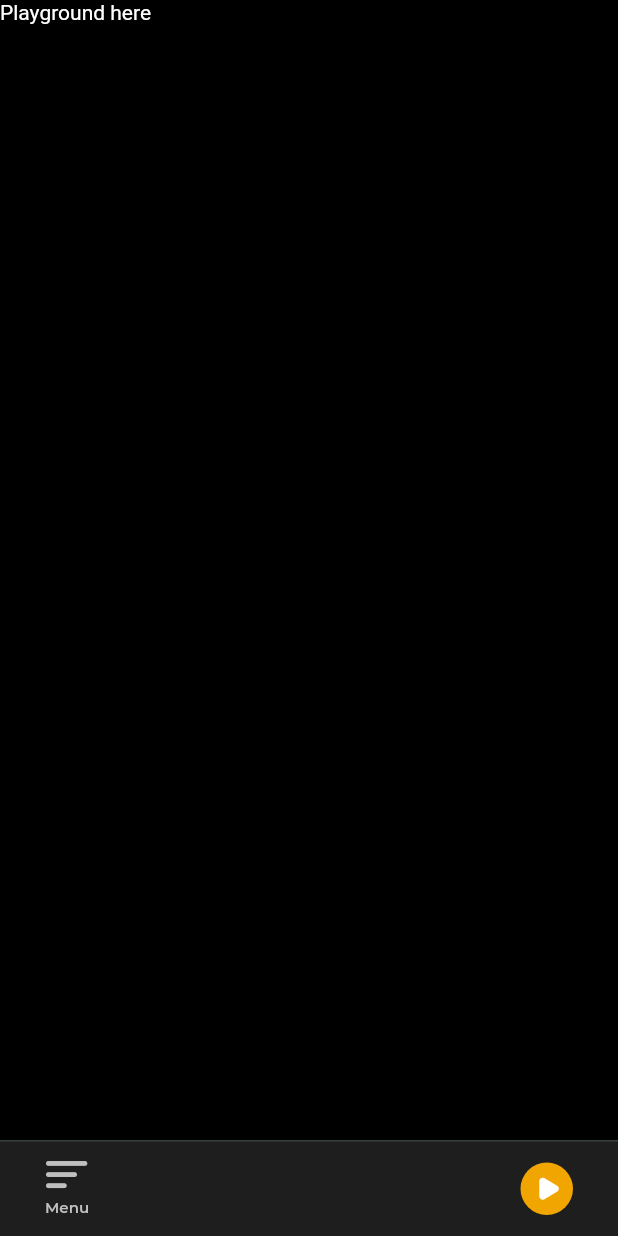
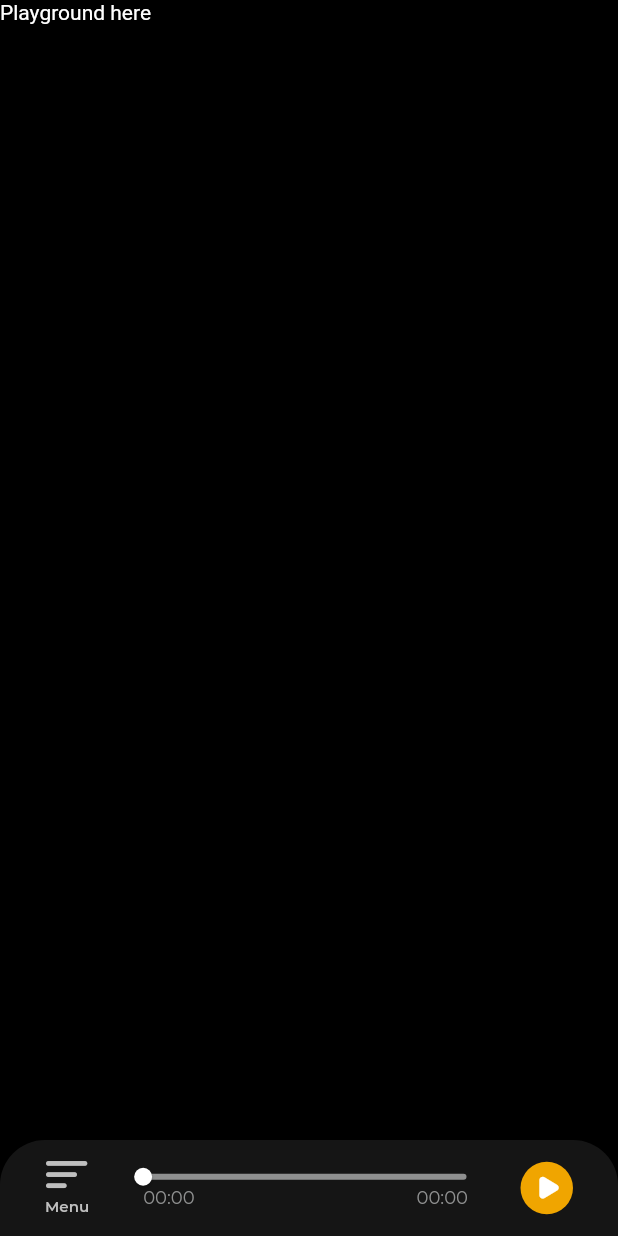
Before and after one commit to marcelscruz/groovr, a Flutter app: the screen it shows after launch, after a tap on "Menu", on a phone screen of 412 x 824 dp. Run offline on Flutter 3.47's test engine with Material 2 defaults, Android fonts, the phone set to English and light mode, and no system bars; drawn by our look-alikes of sliding_up_panel; our stand-ins replace audioplayers.

Commit message:
Add seek buttons and minor UI changes

```diff
--- a/lib/constants.dart
+++ b/lib/constants.dart
@@ -2,8 +2,10 @@ import 'package:flutter/material.dart';
 
 const kGrey1 = Color(0xFFBFBFBF);
 const kGrey2 = Color(0xFF8F9090);
-const kGreyBackground = Color(0xFF1E1E1E);
-const kGreyBorder = Color(0xFF394041);
+const kGreyBackground = Color(0xFF151515);
+// const kGreyBorder = Color(0xFF394041);
+const kGreyBorder = Color(0xFF1F1F1F);
+const kGreySeparator = Color(0xFF363838);
 const kYellow = Color(0xFFF0A500);
 const kWhite = Color(0xFFFFFFFF);
 const kBlack = Color(0xFF000000);
@@ -21,3 +23,10 @@ const kH3Left = TextStyle(
   fontFamily: 'Montserrat',
   fontSize: 10.0,
 );
+
+const kBody2 = TextStyle(
+  color: kGrey2,
+  fontWeight: FontWeight.w300,
+  fontFamily: 'Montserrat',
+  fontSize: 12.0,
+);
--- a/lib/main.dart
+++ b/lib/main.dart
@@ -2,13 +2,13 @@ import 'package:flutter/material.dart';
 import 'package:groovr/constants.dart';
 import 'package:groovr/widgets/menu.dart';
 import 'package:groovr/widgets/playground.dart';
+import 'widgets/bottom_navbar.dart';
 import 'package:sliding_up_panel/sliding_up_panel.dart';
-import 'widgets/bottom_navbar.dart';
 
 void main() => runApp(App());
 
 class App extends StatelessWidget {
-  final PanelController _panelController = new PanelController();
+  final PanelController _panelController = PanelController();
 
   @override
   Widget build(BuildContext context) {
@@ -27,17 +27,19 @@ class App extends StatelessWidget {
           body: SafeArea(
             child: SlidingUpPanel(
               controller: _panelController,
+              color: kBlack,
               isDraggable: false,
               minHeight: 64,
+              maxHeight: 350,
               panel: Column(
                 children: <Widget>[
-                  BottomNavBar(
-                    panelController: _panelController,
-                  ),
+                  BottomNavBar(panelController: _panelController),
                   Menu(),
                 ],
               ),
-              body: Playground(),
+              body: Playground(
+                panelController: _panelController,
+              ),
             ),
           ),
         ),
--- a/lib/widgets/bottom_navbar.dart
+++ b/lib/widgets/bottom_navbar.dart
@@ -1,12 +1,68 @@
 import 'package:flutter/material.dart';
 import 'package:groovr/constants.dart';
+import 'package:groovr/widgets/menu_button.dart';
+import 'package:groovr/widgets/play_pause_button.dart';
+import 'package:groovr/widgets/progress_slider.dart';
+import 'package:groovr/widgets/seek_buttons.dart';
 import 'package:sliding_up_panel/sliding_up_panel.dart';
-import 'package:groovr/presentation/custom_icons.dart';
+import 'package:audioplayers/audio_cache.dart';
+import 'package:audioplayers/audioplayers.dart';
 
-class BottomNavBar extends StatelessWidget {
+class BottomNavBar extends StatefulWidget {
   final PanelController panelController;
 
   BottomNavBar({@required this.panelController});
+
+  @override
+  _BottomNavBarState createState() => _BottomNavBarState();
+}
+
+class _BottomNavBarState extends State<BottomNavBar> {
+  AudioPlayer _player;
+  AudioPlayerState _playerState;
+  AudioCache _audioCache;
+
+  Duration _duration = Duration();
+  Duration _position = Duration();
+
+  @override
+  void initState() {
+    super.initState();
+    initPlayer();
+  }
+
+  void initPlayer() {
+    _player = AudioPlayer();
+    _audioCache = AudioCache(fixedPlayer: _player);
+
+    _player.onDurationChanged.listen((Duration d) {
+      setState(() => _duration = d);
+    });
+
+    _player.onAudioPositionChanged.listen((Duration p) {
+      setState(() => _position = p);
+    });
+
+    _player.onPlayerStateChanged.listen((AudioPlayerState s) {
+      setState(() => _playerState = s);
+    });
+  }
+
+  void _slideToSecond(int second) {
+    Duration newDuration = Duration(seconds: second);
+
+    setState(() {
+      _player.seek(newDuration);
+    });
+  }
+
+  void _seekToSecond(int second) {
+    Duration newDuration = Duration(seconds: second);
+
+    setState(() {
+      _player.seek(_position + newDuration);
+    });
+  }
 
   @override
   Widget build(BuildContext context) {
@@ -16,88 +72,34 @@ class BottomNavBar extends StatelessWidget {
         padding: EdgeInsets.symmetric(horizontal: 20),
         decoration: BoxDecoration(
           color: kGreyBackground,
-          border: Border(
-            top: BorderSide(
-              color: kGreyBorder,
-              width: 1,
-            ),
+          borderRadius: BorderRadius.only(
+            topLeft: Radius.circular(30),
+            topRight: Radius.circular(30),
           ),
+          // border: Border(
+          //   top: BorderSide(
+          //     color: kGreyBorder,
+          //     width: 1,
+          //   ),
+          // ),
         ),
         child: Row(
           mainAxisAlignment: MainAxisAlignment.spaceBetween,
           crossAxisAlignment: CrossAxisAlignment.stretch,
           children: <Widget>[
-            MenuButton(panelController: panelController),
-            PlayPauseButton()
-          ],
-        ),
-      ),
-    );
-  }
-}
-
-class PlayPauseButton extends StatelessWidget {
-  @override
-  Widget build(BuildContext context) {
-    return GestureDetector(
-      behavior: HitTestBehavior.opaque,
-      onTap: () {
-        print('hey');
-      },
-      child: Padding(
-        padding: EdgeInsets.symmetric(horizontal: 10),
-        child: Container(
-          decoration: BoxDecoration(
-            shape: BoxShape.circle,
-            color: kYellow,
-          ),
-          height: 37,
-          padding: EdgeInsets.all(10),
-          child: Transform.translate(
-            offset: Offset(2, 0),
-            child: Icon(
-              CustomIcons.play,
-              size: 15,
-              color: kWhite,
+            MenuButton(panelController: widget.panelController),
+            ProgressSlider(
+              position: _position,
+              duration: _duration,
+              slideToSecond: _slideToSecond,
             ),
-          ),
-        ),
-      ),
-    );
-  }
-}
-
-class MenuButton extends StatelessWidget {
-  const MenuButton({@required this.panelController});
-
-  final PanelController panelController;
-
-  @override
-  Widget build(BuildContext context) {
-    return GestureDetector(
-      behavior: HitTestBehavior.opaque,
-      onTap: () {
-        panelController.isPanelOpen
-            ? panelController.close()
-            : panelController.open();
-      },
-      child: Padding(
-        padding: EdgeInsets.symmetric(horizontal: 10),
-        child: Column(
-          mainAxisAlignment: MainAxisAlignment.center,
-          children: <Widget>[
-            Transform.translate(
-              offset: Offset(-5, 0),
-              child: Icon(
-                CustomIcons.menu,
-                size: 18,
-                color: kGrey1,
-              ),
+            SeekButtons(
+              seekToSecond: _seekToSecond,
             ),
-            SizedBox(height: 6),
-            Text(
-              'Menu',
-              style: kH3Left,
+            PlayPauseButton(
+              player: _player,
+              audioCache: _audioCache,
+              playerState: _playerState,
             ),
           ],
         ),
--- a/lib/widgets/menu.dart
+++ b/lib/widgets/menu.dart
@@ -1,8 +1,24 @@
 import 'package:flutter/material.dart';
+import 'package:groovr/constants.dart';
 
 class Menu extends StatelessWidget {
   @override
   Widget build(BuildContext context) {
-    return Text('Menu here');
+    return Expanded(
+      child: Container(
+        width: double.infinity,
+        padding: EdgeInsets.symmetric(horizontal: 20),
+        decoration: BoxDecoration(
+          color: kGreyBackground,
+          border: Border(
+            top: BorderSide(
+              color: kGreyBorder,
+              width: 1,
+            ),
+          ),
+        ),
+        child: Text('hey'),
+      ),
+    );
   }
 }
--- /dev/null
+++ b/lib/widgets/menu_button.dart
@@ -0,0 +1,43 @@
+import 'package:flutter/material.dart';
+import 'package:groovr/constants.dart';
+import 'package:groovr/presentation/custom_icons.dart';
+import 'package:sliding_up_panel/sliding_up_panel.dart';
+
+class MenuButton extends StatelessWidget {
+  const MenuButton({@required this.panelController});
+
+  final PanelController panelController;
+
+  @override
+  Widget build(BuildContext context) {
+    return GestureDetector(
+      behavior: HitTestBehavior.opaque,
+      onTap: () {
+        panelController.isPanelOpen
+            ? panelController.close()
+            : panelController.open();
+      },
+      child: Padding(
+        padding: EdgeInsets.symmetric(horizontal: 10),
+        child: Column(
+          mainAxisAlignment: MainAxisAlignment.center,
+          children: <Widget>[
+            Transform.translate(
+              offset: Offset(-5, 0),
+              child: Icon(
+                CustomIcons.menu,
+                size: 18,
+                color: kGrey1,
+              ),
+            ),
+            SizedBox(height: 6),
+            Text(
+              'Menu',
+              style: kH3Left,
+            ),
+          ],
+        ),
+      ),
+    );
+  }
+}
--- /dev/null
+++ b/lib/widgets/play_pause_button.dart
@@ -0,0 +1,65 @@
+import 'package:flutter/material.dart';
+import 'package:groovr/constants.dart';
+import 'package:groovr/presentation/custom_icons.dart';
+import 'package:audioplayers/audio_cache.dart';
+import 'package:audioplayers/audioplayers.dart';
+
+class PlayPauseButton extends StatelessWidget {
+  final AudioPlayer player;
+  final AudioCache audioCache;
+  final AudioPlayerState playerState;
+
+  PlayPauseButton({
+    @required this.player,
+    @required this.audioCache,
+    @required this.playerState,
+  });
+
+  Transform renderIcon() {
+    if (playerState == AudioPlayerState.PLAYING) {
+      return Transform.translate(
+        offset: Offset(1, 0),
+        child: Icon(
+          CustomIcons.pause,
+          size: 15,
+          color: kWhite,
+        ),
+      );
+    } else {
+      return Transform.translate(
+        offset: Offset(2, 0),
+        child: Icon(
+          CustomIcons.play,
+          size: 15,
+          color: kWhite,
+        ),
+      );
+    }
+  }
+
+  @override
+  Widget build(BuildContext context) {
+    return GestureDetector(
+      behavior: HitTestBehavior.opaque,
+      onTap: () {
+        if (playerState == AudioPlayerState.PLAYING) {
+          player.pause();
+        } else {
+          audioCache.play('blues-a-major.mp3');
+        }
+      },
+      child: Padding(
+        padding: EdgeInsets.symmetric(horizontal: 10),
+        child: Container(
+          decoration: BoxDecoration(
+            shape: BoxShape.circle,
+            color: kYellow,
+          ),
+          height: 37,
+          padding: EdgeInsets.all(10),
+          child: renderIcon(),
+        ),
+      ),
+    );
+  }
+}
--- a/lib/widgets/playground.dart
+++ b/lib/widgets/playground.dart
@@ -1,10 +1,22 @@
 import 'package:flutter/material.dart';
 import 'package:groovr/constants.dart';
+import 'package:sliding_up_panel/sliding_up_panel.dart';
 
 class Playground extends StatelessWidget {
+  final PanelController panelController;
+
+  Playground({@required this.panelController});
+
   @override
   Widget build(BuildContext context) {
-    return Container(
+    return GestureDetector(
+      behavior: HitTestBehavior.opaque,
+      onTap: () {
+        if (panelController.isPanelOpen) {
+          panelController.close();
+        }
+      },
+      child: Container(
         decoration: BoxDecoration(
           color: kBlack,
         ),
@@ -14,6 +26,7 @@ class Playground extends StatelessWidget {
             color: Colors.white,
           ),
         ),
+      ),
     );
   }
 }
--- /dev/null
+++ b/lib/widgets/progress_slider.dart
@@ -0,0 +1,79 @@
+import 'package:flutter/material.dart';
+import 'package:groovr/constants.dart';
+
+class ProgressSlider extends StatelessWidget {
+  final Duration position;
+  final Duration duration;
+  final Function slideToSecond;
+
+  ProgressSlider({
+    @required this.position,
+    @required this.duration,
+    @required this.slideToSecond,
+  });
+
+  String _printDuration(Duration duration) {
+    String twoDigits(int n) {
+      if (n >= 10) return "$n";
+      return "0$n";
+    }
+
+    String twoDigitMinutes = twoDigits(duration.inMinutes.remainder(60));
+    String twoDigitSeconds = twoDigits(duration.inSeconds.remainder(60));
+    return "$twoDigitMinutes:$twoDigitSeconds";
+  }
+
+  @override
+  Widget build(BuildContext context) {
+    return Expanded(
+      child: Padding(
+        padding: EdgeInsets.symmetric(horizontal: 20),
+        child: Column(
+          mainAxisAlignment: MainAxisAlignment.center,
+          children: <Widget>[
+            SliderTheme(
+              data: SliderTheme.of(context).copyWith(
+                thumbShape: RoundSliderThumbShape(enabledThumbRadius: 6),
+                overlayShape: RoundSliderOverlayShape(overlayRadius: 6),
+                thumbColor: kWhite,
+                activeTrackColor: kWhite,
+                inactiveTrackColor: kGrey2,
+                overlayColor: kWhite,
+              ),
+              child: Slider(
+                value: position.inSeconds.toDouble(),
+                min: 0.0,
+                max: duration.inSeconds.toDouble(),
+                onChanged: (double value) {
+                  slideToSecond(value.toInt());
+                  // setState(() {
+                  //   value = value;
+                  // });
+                },
+              ),
+            ),
+            Row(
+              mainAxisAlignment: MainAxisAlignment.spaceBetween,
+              children: <Widget>[
+                Transform.translate(
+                  offset: Offset(6, 0),
+                  child: Text(
+                    _printDuration(position),
+                    style: kBody2,
+                  ),
+                ),
+                Transform.translate(
+                  offset: Offset(-5, 0),
+                  child: Text(
+                    _printDuration(duration),
+                    style: kBody2,
+                  ),
+                ),
+              ],
+            )
+          ],
+        ),
+      ),
+    );
+  }
+}
--- /dev/null
+++ b/lib/widgets/seek_buttons.dart
@@ -0,0 +1,51 @@
+import 'package:flutter/material.dart';
+import 'package:groovr/constants.dart';
+import 'package:groovr/presentation/custom_icons.dart';
+
+class SeekButtons extends StatelessWidget {
+  final Function seekToSecond;
+
+  const SeekButtons({@required this.seekToSecond});
+
+  @override
+  Widget build(BuildContext context) {
+    if (MediaQuery.of(context).orientation == Orientation.landscape) {
+      return Row(
+        children: <Widget>[
+          GestureDetector(
+            behavior: HitTestBehavior.opaque,
+            onTap: () {
+              seekToSecond(-10);
+            },
+            child: Padding(
+              padding: EdgeInsets.all(10),
+              child: Icon(
+                CustomIcons.rewind,
+                size: 25,
+                color: kGrey1,
+              ),
+            ),
+          ),
+          SizedBox(width: 10),
+          GestureDetector(
+            behavior: HitTestBehavior.opaque,
+            onTap: () {
+              seekToSecond(10);
+            },
+            child: Padding(
+              padding: EdgeInsets.all(10),
+              child: Icon(
+                CustomIcons.forward,
+                size: 25,
+                color: kGrey1,
+              ),
+            ),
+          ),
+          SizedBox(width: 10),
+        ],
+      );
+    } else {
+      return SizedBox();
+    }
+  }
+}
--- a/pubspec.yaml
+++ b/pubspec.yaml
@@ -12,6 +12,7 @@ dependencies:
 
   cupertino_icons: ^0.1.2
   sliding_up_panel: ^1.0.2
+  audioplayers: ^0.15.1
 
 dev_dependencies:
   flutter_test:
@@ -21,6 +22,7 @@ flutter:
   uses-material-design: true
 
   assets:
+    - assets/
     - images/
     - icons/
 
@@ -33,4 +35,4 @@ flutter:
 
     - family: CustomIcons
       fonts:
-        - asset: fonts/Icons.ttf
+        - asset: fonts/CustomIcons.ttf
```
Also changed, not shown: fonts/CustomIcons.ttf (added), fonts/Icons.ttf (deleted), pubspec.lock, 5 other files. Lines whose indentation alone changed are shown as unchanged.
